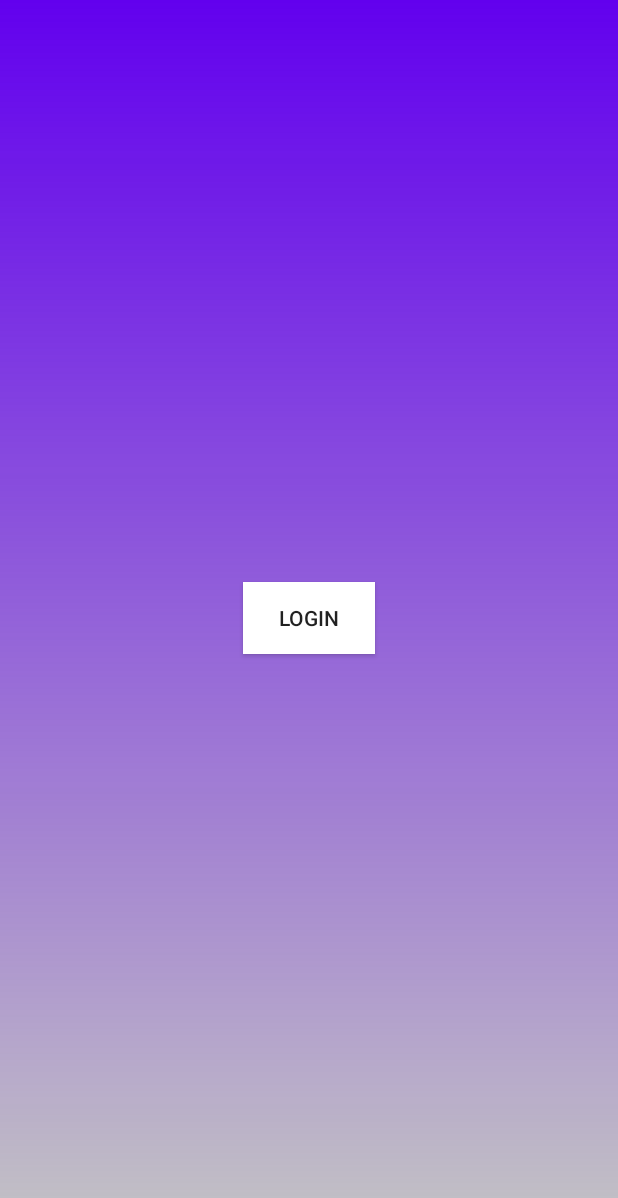
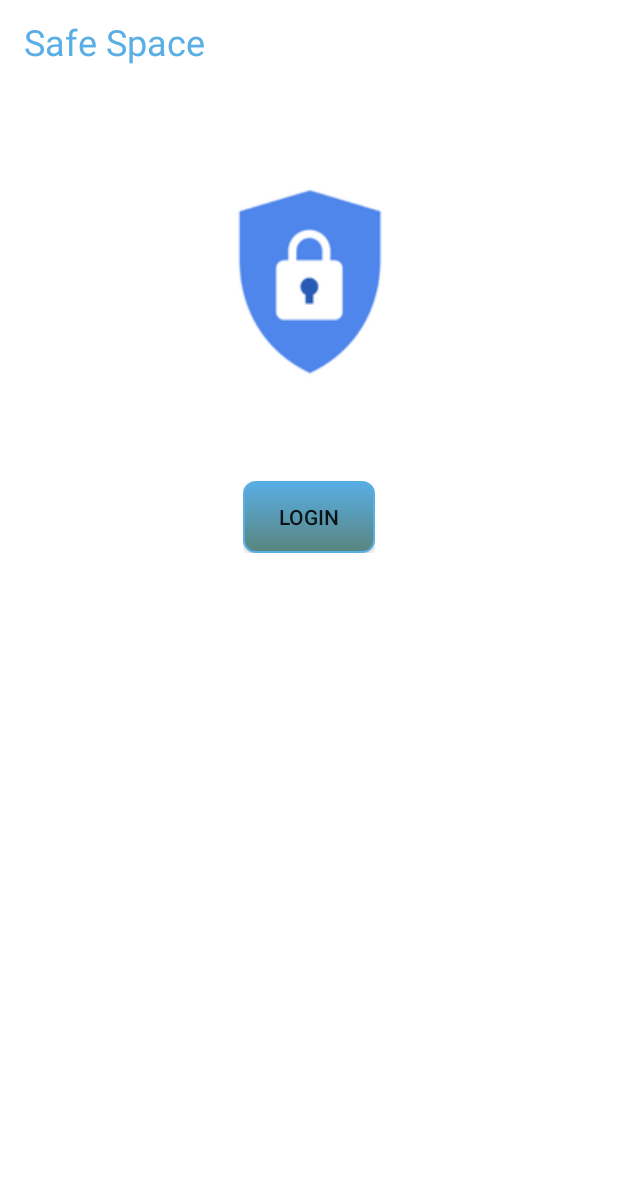
Before and after one commit to nhunggit/coppyFolder, an Android app: the screen it shows after launch (MainActivity), on a phone screen of 412 x 824 dp. Shown: the top 1198 px of the screen. Run offline under Robolectric (Android 15) with nearby library versions, the phone set to English and light mode, and no system bars; libraries missing offline, so code that uses them is left out: net.sqlcipher.database; pictures from the network do not load; 4 statements that could not run were skipped.

Commit message:
commmit 22/5

```diff
--- a/app/src/main/java/com/example/coppyfolder/MainActivity.java
+++ b/app/src/main/java/com/example/coppyfolder/MainActivity.java
@@ -1,6 +1,7 @@
 package com.example.coppyfolder;
 
 import androidx.annotation.NonNull;
+import androidx.annotation.Nullable;
 import androidx.annotation.RequiresApi;
 import androidx.appcompat.app.AppCompatActivity;
 import androidx.biometric.BiometricPrompt;
@@ -61,6 +62,8 @@ import javax.crypto.spec.IvParameterSpec;
 import javax.crypto.spec.SecretKeySpec;
 
     public class MainActivity extends AppCompatActivity implements View.OnClickListener {
+ // public class MainActivity extends AppCompatActivity{
+
     private static String[] PERMISSIONS_STORAGE = {Manifest.permission.READ_EXTERNAL_STORAGE, Manifest.permission.WRITE_EXTERNAL_STORAGE};
     String path = null;
     private static final int REQUEST_CODE = 0;
@@ -76,6 +79,7 @@ import javax.crypto.spec.SecretKeySpec;
         super.onCreate(savedInstanceState);
         setContentView(R.layout.activity_main);
 
+        checkPermission();
         process process= new process();
         try {
             Log.d("nhungltk", "onCreate: "+process.encryptMsg("nhungltk"));
@@ -254,37 +258,4 @@ import javax.crypto.spec.SecretKeySpec;
     protected void onResume() {
         super.onResume();
     }
-
-
-    //    public void encryptDataBase(String passphrase) throws IOException {
-//
-//        File originalFile = context.getDatabasePath(DB_NAME);
-//
-//        File newFile = File.createTempFile("sqlcipherutils", "tmp", context.getCacheDir());
-//
-//        SQLiteDatabase existing_db = SQLiteDatabase.openDatabase(DB_PATH + DB_NAME, "", null, SQLiteDatabase.OPEN_READWRITE);
-//
-//        existing_db.rawExecSQL("ATTACH DATABASE '" + newFile.getPath() + "' AS encrypted KEY '" + passphrase + "';");
-//        existing_db.rawExecSQL("SELECT sqlcipher_export('encrypted');");
-//        existing_db.rawExecSQL("DETACH DATABASE encrypted;");
-//
-//        existing_db.close();
-//
-//        originalFile.delete();
-//
-//        newFile.renameTo(originalFile);
-//
-//    }
-
-//    private void InitializeSQLCipher() {
-//        SQLiteDatabase.loadLibs(this);
-//        File databaseFile = getDatabasePath("demo.db");
-//        databaseFile.mkdirs();
-//        databaseFile.delete();
-//        SQLiteDatabase database = SQLiteDatabase.openOrCreateDatabase(databaseFile, "test123", null);
-//        database.execSQL("create table t1(a, b)");
-//        database.execSQL("insert into t1(a, b) values(?, ?)", new Object[]{"one for the money",
-//                "two for the show"});
-//    }
-
 }
--- /dev/null
+++ b/app/src/main/res/drawable/button.xml
@@ -0,0 +1,24 @@
+<?xml version="1.0" encoding="utf-8"?>
+<selector xmlns:android="http://schemas.android.com/apk/res/android" >
+    <item android:state_pressed="true" >
+        <shape android:shape="rectangle"  >
+            <corners android:radius="8dip" />
+            <stroke android:width="1dip" android:color="#59aee5" />
+            <gradient android:angle="-90" android:startColor="#59aee5" android:endColor="#59aee5"  />
+        </shape>
+    </item>
+    <item android:state_focused="true">
+        <shape android:shape="rectangle"  >
+            <corners android:radius="8dip" />
+            <stroke android:width="1dip" android:color="#59aee5" />
+            <solid android:color="#59aee5"/>
+        </shape>
+    </item>
+    <item >
+        <shape android:shape="rectangle"  >
+            <corners android:radius="8dip" />
+            <stroke android:width="1dip" android:color="#59aee5" />
+            <gradient android:angle="-90" android:startColor="#59aee5" android:endColor="#58857e" />
+        </shape>
+    </item>
+</selector>
--- a/app/src/main/res/layout/activity_main.xml
+++ b/app/src/main/res/layout/activity_main.xml
@@ -1,4 +1,3 @@
-<?xml version="1.0" encoding="utf-8"?>
 <LinearLayout xmlns:android="http://schemas.android.com/apk/res/android"
     xmlns:app="http://schemas.android.com/apk/res-auto"
     xmlns:tools="http://schemas.android.com/tools"
@@ -6,43 +5,58 @@
     android:layout_height="match_parent"
     tools:context=".MainActivity"
     android:gravity="center_horizontal"
-    android:orientation="horizontal"
-    android:background="@drawable/back_ground">
+    android:orientation="vertical"
+    android:background="@color/white">
+
+    <androidx.appcompat.widget.Toolbar
+        android:id="@+id/toolbar"
+        android:layout_width="match_parent"
+        android:layout_height="wrap_content"
+        android:background="@color/white"
+        android:minHeight="?attr/actionBarSize"
+        tools:ignore="MissingConstraints">
+
+        <LinearLayout
+            android:layout_width="wrap_content"
+            android:layout_height="wrap_content"
+            android:layout_gravity="left"
+            android:background="#00aaaaaa">
+
+            <TextView
+                android:id="@+id/txt_name_app"
+                android:layout_width="wrap_content"
+                android:layout_height="match_parent"
+                android:text="Safe Space"
+                android:textColor="#59aee5"
+                android:textSize="24sp"/>
+        </LinearLayout>
+    </androidx.appcompat.widget.Toolbar>
+
+    <ImageView
+        android:layout_width="120dp"
+        android:layout_height="150dp"
+        android:src="@drawable/icon_safe_space"
+        android:layout_marginTop="55dp"
+        android:layout_gravity="center_horizontal"/>
+
+    <LinearLayout
+        android:id="@+id/ll_create_pass"
+        android:layout_width="wrap_content"
+        android:layout_height="wrap_content"
+        android:orientation="vertical"
+        android:gravity="center"
+        android:layout_marginTop="59dp"
+        android:layout_gravity="center_horizontal">
 
     <Button
+        android:id="@+id/login"
         android:layout_width="wrap_content"
         android:layout_height="wrap_content"
         android:text="Login"
-        android:id="@+id/login"
-        android:background="@color/white"
-        android:layout_gravity="center_vertical"/>
-<!--    <Button-->
-<!--        android:id="@+id/open_sms"-->
-<!--        android:layout_width="120dp"-->
-<!--        android:layout_height="130dp"-->
-<!--        android:layout_gravity="center_vertical"-->
-<!--        android:layout_marginRight="20dp"-->
-<!--        android:background="@drawable/ic_baseline_folder_open_24"-->
-<!--        android:gravity="bottom|center"-->
-<!--        android:paddingBottom="0dp"-->
-<!--        android:text="Open SMS"-->
-<!--        android:textColor="@color/white"-->
-<!--        android:textSize="16dp" />-->
+        android:background="@drawable/button"
+        android:layout_gravity="center_vertical" />
 
-<!--    <Button-->
-<!--        android:layout_width="120dp"-->
-<!--        android:layout_height="130dp"-->
-<!--        android:background="@drawable/ic_baseline_folder_open_24"-->
-<!--        android:gravity="bottom|center"-->
-<!--        android:paddingBottom="0dp"-->
-<!--        android:textColor="@color/white"-->
-<!--        android:textSize="16dp"-->
-<!--        android:id="@+id/open_files"-->
-<!--        android:text="Open Files"-->
-<!--        android:layout_marginLeft="20dp"-->
-<!--        android:layout_gravity="center_vertical" />-->
-
-
+    </LinearLayout>
 
 
 </LinearLayout>
```
Also changed, not shown: app/src/main/java/com/example/coppyfolder/AllFileFragment.java (+16 -3 lines), app/src/main/java/com/example/coppyfolder/SecureAdapter.java (+134 -97 lines), app/src/main/java/com/example/coppyfolder/inAppActivity.java (+8 -1 lines), app/src/main/res/drawable/ic_baseline_arrow_back_ios_new_24.xml (added, +10 -0 lines), app/src/main/res/layout/all_file_fragment.xml (+9 -9 lines), app/src/main/res/layout/in_app.xml (+27 -19 lines), app/src/main/res/layout/item_view.xml (+21 -20 lines), app/src/main/res/drawable/add_folder.png (added), app/src/main/res/drawable/icon_safe_space.jpg (added).
